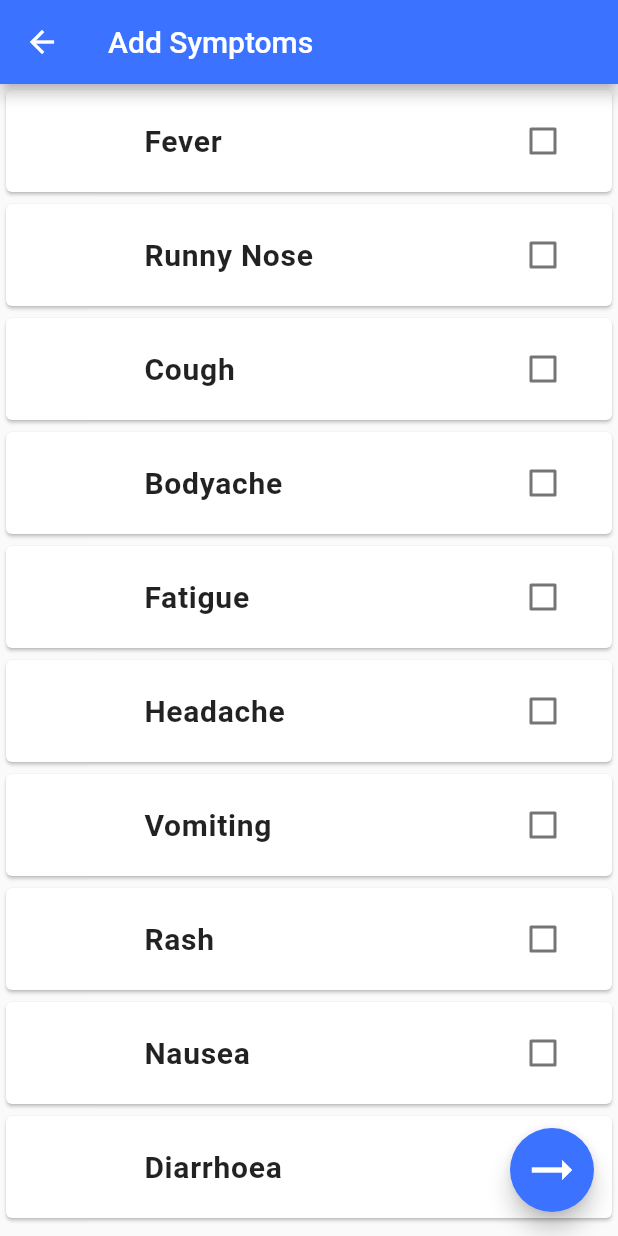
After one commit to devansh2805/Health-Connect, a Flutter app: the HomeScreen screen opened directly, after a tap on "Symptoms", on a phone screen of 412 x 824 dp. The commit adds this screen. Run offline on Flutter 3.47's test engine with Material 2 defaults, Android fonts, the light colour scheme and no system bars; our stand-ins replace cloud_firestore, firebase_auth, firebase_core, fluttertoast, google_fonts, intl_phone_field; accounts and stored records are empty.

Commit message:
Patient Symptoms Screen

```diff
--- a/lib/patient_screen.dart
+++ b/lib/patient_screen.dart
@@ -1,5 +1,6 @@
 import 'package:flutter/material.dart';
 import 'package:health_connect/const.dart';
+import 'package:health_connect/symptoms.dart';
 import 'package:health_connect/widgets/card_main.dart';
 import 'package:health_connect/widgets/card_section.dart';
 import 'package:health_connect/widgets/custom_clipper.dart';
@@ -178,6 +179,12 @@ class HomeScreen extends StatelessWidget {
                               mainAxisAlignment: MainAxisAlignment.spaceBetween,
                               children: <Widget>[
                                 Expanded(
+                                    child: InkWell(
+                                  onTap: () => Navigator.push(
+                                    context,
+                                    MaterialPageRoute(
+                                        builder: (context) => SymptomsScreen()),
+                                  ),
                                   child: Column(
                                     crossAxisAlignment:
                                         CrossAxisAlignment.start,
@@ -193,7 +200,7 @@ class HomeScreen extends StatelessWidget {
                                       SizedBox(height: 5),
                                     ],
                                   ),
-                                ),
+                                )),
                               ],
                             ),
                           ],
--- /dev/null
+++ b/lib/symptoms.dart
@@ -0,0 +1,112 @@
+import 'package:flutter/material.dart';
+import 'package:health_connect/const.dart';
+import 'package:firebase_auth/firebase_auth.dart';
+import 'package:cloud_firestore/cloud_firestore.dart';
+
+class SymptomsScreen extends StatefulWidget {
+  const SymptomsScreen({Key? key}) : super(key: key);
+  @override
+  State<SymptomsScreen> createState() => _SymptomsScreenState();
+}
+
+class _SymptomsScreenState extends State<SymptomsScreen> {
+  List<CheckBoxListTileModel> checkBoxListTileModel =
+      CheckBoxListTileModel.getSymps();
+  bool value = false;
+  var symptomsList = [];
+  @override
+  Widget build(BuildContext context) {
+    return Scaffold(
+        appBar: AppBar(
+          backgroundColor: Constants.darkAccent,
+          foregroundColor: Colors.white,
+          title: const Text('Add Symptoms'),
+        ),
+        body: ListView.builder(
+            itemCount: checkBoxListTileModel.length,
+            itemBuilder: (BuildContext context, int index) {
+              return Card(
+                child: Container(
+                  padding: const EdgeInsets.all(10.0),
+                  child: Column(
+                    children: <Widget>[
+                      CheckboxListTile(
+                          activeColor: Colors.pink[300],
+                          dense: true,
+                          title: Text(
+                            checkBoxListTileModel[index].title,
+                            style: const TextStyle(
+                                fontSize: 20,
+                                fontWeight: FontWeight.w600,
+                                letterSpacing: 0.5),
+                          ),
+                          value: checkBoxListTileModel[index].isCheck,
+                          secondary: const SizedBox(
+                            height: 50,
+                            width: 50,
+                          ),
+                          onChanged: (bool? val) {
+                            itemChange(val!, index);
+                          })
+                    ],
+                  ),
+                ),
+              );
+            }),
+        floatingActionButton: FloatingActionButton(
+          onPressed: () {
+            saveFunction();
+          },
+          child: const Icon(Icons.arrow_right_alt, size: 40.0),
+          backgroundColor: Constants.darkAccent,
+          foregroundColor: Colors.white,
+        ));
+  }
+
+  void itemChange(bool val, int index) {
+    setState(() {
+      checkBoxListTileModel[index].isCheck = val;
+    });
+  }
+
+  Future<void> saveFunction() async {
+    int num = checkBoxListTileModel.length;
+    for (var i = 0; i < num; i++) {
+      if (checkBoxListTileModel[i].isCheck == true) {
+        symptomsList.add(checkBoxListTileModel[i].title);
+      }
+    }
+    await FirebaseFirestore.instance
+        .collection('userSymptoms')
+        .doc(FirebaseAuth.instance.currentUser!.uid)
+        .set({
+      'uid': FirebaseAuth.instance.currentUser!.uid,
+      'symptoms': symptomsList,
+    });
+    Navigator.pop(context);
+  }
+}
+
+class CheckBoxListTileModel {
+  int symId;
+  String title;
+  bool isCheck;
+
+  CheckBoxListTileModel(
+      {required this.symId, required this.title, required this.isCheck});
+
+  static List<CheckBoxListTileModel> getSymps() {
+    return <CheckBoxListTileModel>[
+      CheckBoxListTileModel(symId: 1, title: "Fever", isCheck: false),
+      CheckBoxListTileModel(symId: 2, title: "Runny Nose", isCheck: false),
+      CheckBoxListTileModel(symId: 3, title: "Cough", isCheck: false),
+      CheckBoxListTileModel(symId: 4, title: "Bodyache", isCheck: false),
+      CheckBoxListTileModel(symId: 5, title: "Fatigue", isCheck: false),
+      CheckBoxListTileModel(symId: 6, title: "Headache", isCheck: false),
+      CheckBoxListTileModel(symId: 7, title: "Vomiting", isCheck: false),
+      CheckBoxListTileModel(symId: 8, title: "Rash", isCheck: false),
+      CheckBoxListTileModel(symId: 9, title: "Nausea", isCheck: false),
+      CheckBoxListTileModel(symId: 10, title: "Diarrhoea", isCheck: false),
+    ];
+  }
+}
```
